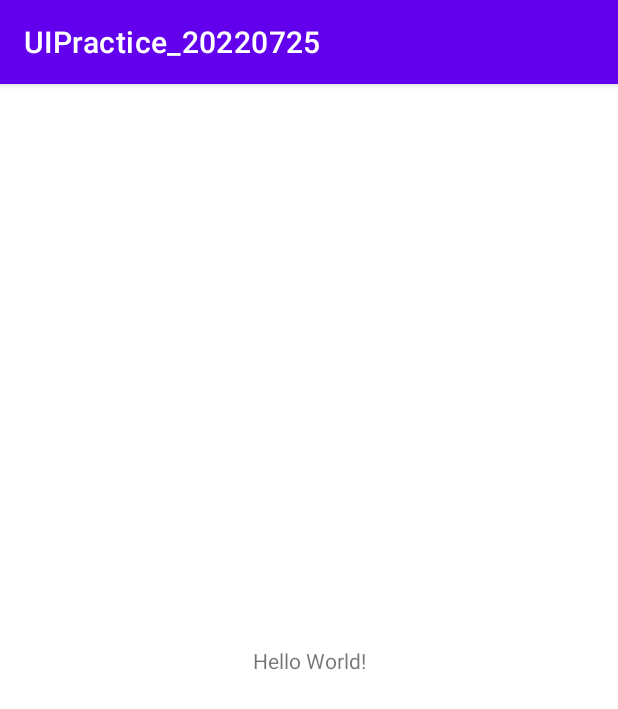
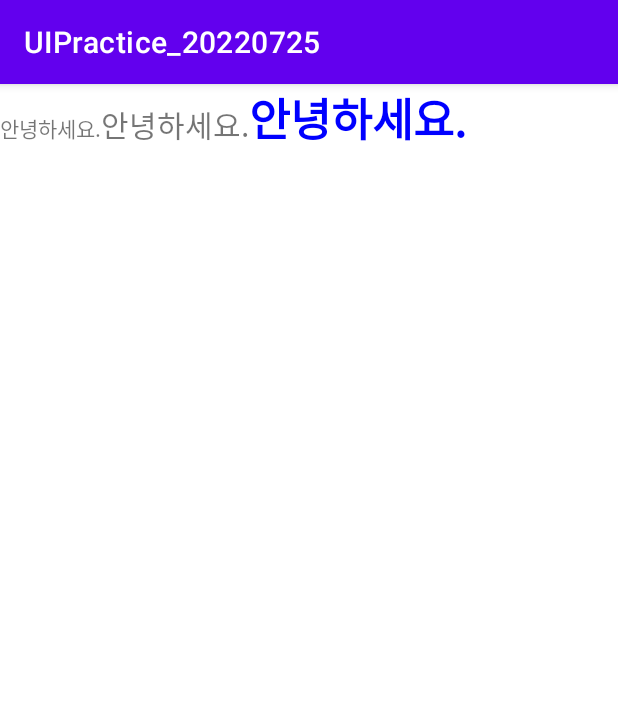
Before and after one commit to KoPoine/UIPractice_20220725, an Android app: the screen it shows after launch (MainActivity), on a phone screen of 412 x 824 dp. Shown: the top 709 px of the screen. Run offline under Robolectric (Android 15) with nearby library versions, the phone set to English and light mode, and no system bars.

Commit message:
1. textview 태그 체험

```diff
--- a/app/src/main/res/layout/activity_main.xml
+++ b/app/src/main/res/layout/activity_main.xml
@@ -1,5 +1,6 @@
 <?xml version="1.0" encoding="utf-8"?>
-<androidx.constraintlayout.widget.ConstraintLayout xmlns:android="http://schemas.android.com/apk/res/android"
+<LinearLayout
+    xmlns:android="http://schemas.android.com/apk/res/android"
     xmlns:app="http://schemas.android.com/apk/res-auto"
     xmlns:tools="http://schemas.android.com/tools"
     android:layout_width="match_parent"
@@ -9,10 +10,20 @@
     <TextView
         android:layout_width="wrap_content"
         android:layout_height="wrap_content"
-        android:text="Hello World!"
-        app:layout_constraintBottom_toBottomOf="parent"
-        app:layout_constraintEnd_toEndOf="parent"
-        app:layout_constraintStart_toStartOf="parent"
-        app:layout_constraintTop_toTopOf="parent" />
+        android:text="안녕하세요."/>
 
-</androidx.constraintlayout.widget.ConstraintLayout>
+    <TextView
+        android:layout_width="wrap_content"
+        android:layout_height="wrap_content"
+        android:text="안녕하세요."
+        android:textSize="20sp"/>
+
+    <TextView
+        android:layout_width="wrap_content"
+        android:layout_height="wrap_content"
+        android:text="안녕하세요."
+        android:textSize="30sp"
+        android:textColor="#0000ff"
+        android:textStyle="bold"/>
+
+</LinearLayout>
```
